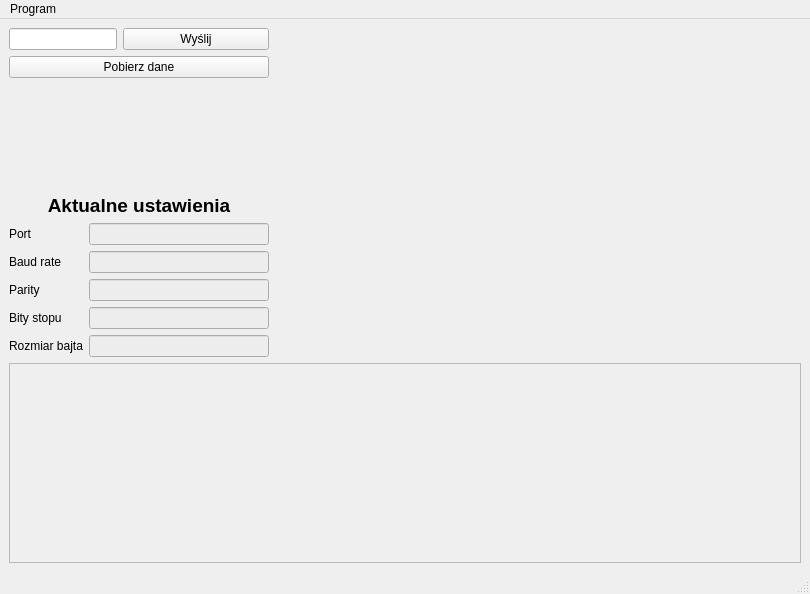
Before: the Qt Designer form ui/mainwindow.ui in p4r4noj4/spectroscope-connector, drawn with Qt 5.
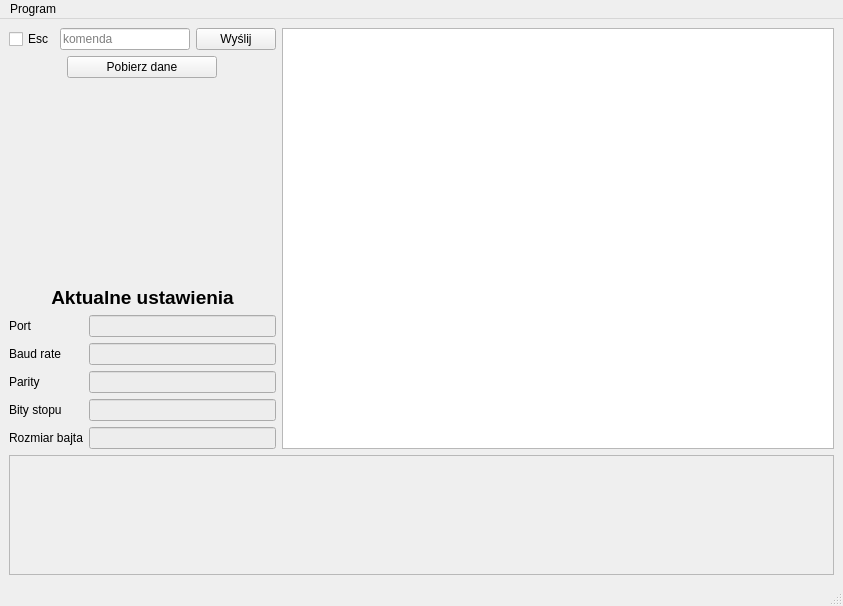
After: the same form once the commit is applied. Custom widgets are drawn as their Qt base class.

Diff of the .ui file:
```diff
--- a/ui/mainwindow.ui
+++ b/ui/mainwindow.ui
@@ -6,8 +6,8 @@
    <rect>
     <x>0</x>
     <y>0</y>
-    <width>810</width>
-    <height>594</height>
+    <width>843</width>
+    <height>606</height>
    </rect>
   </property>
   <property name="sizePolicy">
@@ -24,50 +24,7 @@
   </property>
   <widget class="QWidget" name="centralwidget">
    <layout class="QGridLayout" name="gridLayout_2">
-    <item row="0" column="0" rowspan="2">
-     <layout class="QGridLayout" name="gridLayout">
-      <item row="1" column="1">
-       <spacer name="horizontalSpacer_2">
-        <property name="orientation">
-         <enum>Qt::Horizontal</enum>
-        </property>
-        <property name="sizeHint" stdset="0">
-         <size>
-          <width>40</width>
-          <height>20</height>
-         </size>
-        </property>
-       </spacer>
-      </item>
-      <item row="1" column="2">
-       <spacer name="horizontalSpacer">
-        <property name="orientation">
-         <enum>Qt::Horizontal</enum>
-        </property>
-        <property name="sizeHint" stdset="0">
-         <size>
-          <width>40</width>
-          <height>20</height>
-         </size>
-        </property>
-       </spacer>
-      </item>
-      <item row="1" column="0">
-       <layout class="QGridLayout" name="gridLayout_3">
-        <item row="2" column="0">
-         <spacer name="verticalSpacer">
-          <property name="orientation">
-           <enum>Qt::Vertical</enum>
-          </property>
-          <property name="sizeHint" stdset="0">
-           <size>
-            <width>20</width>
-            <height>40</height>
-           </size>
-          </property>
-         </spacer>
-        </item>
-        <item row="3" column="0">
+    <item row="4" column="0" colspan="2">
          <layout class="QGridLayout" name="gridLayout_4">
           <property name="horizontalSpacing">
            <number>-1</number>
@@ -84,6 +41,12 @@
             <property name="enabled">
              <bool>false</bool>
             </property>
+        <property name="minimumSize">
+         <size>
+          <width>150</width>
+          <height>0</height>
+         </size>
+        </property>
             <property name="palette">
              <palette>
               <active>
@@ -189,6 +152,12 @@
             <property name="enabled">
              <bool>false</bool>
             </property>
+        <property name="minimumSize">
+         <size>
+          <width>150</width>
+          <height>0</height>
+         </size>
+        </property>
             <property name="palette">
              <palette>
               <active>
@@ -301,6 +270,12 @@
             <property name="enabled">
              <bool>false</bool>
             </property>
+        <property name="minimumSize">
+         <size>
+          <width>150</width>
+          <height>0</height>
+         </size>
+        </property>
             <property name="palette">
              <palette>
               <active>
@@ -406,6 +381,12 @@
             <property name="enabled">
              <bool>false</bool>
             </property>
+        <property name="minimumSize">
+         <size>
+          <width>150</width>
+          <height>0</height>
+         </size>
+        </property>
             <property name="palette">
              <palette>
               <active>
@@ -507,6 +488,12 @@
             <property name="enabled">
              <bool>false</bool>
             </property>
+        <property name="minimumSize">
+         <size>
+          <width>150</width>
+          <height>0</height>
+         </size>
+        </property>
             <property name="palette">
              <palette>
               <active>
@@ -624,22 +611,54 @@
           </item>
          </layout>
         </item>
+    <item row="0" column="0" colspan="2">
+     <layout class="QGridLayout" name="gridLayout_5">
         <item row="0" column="0">
-         <layout class="QFormLayout" name="formLayout">
-          <item row="0" column="0">
-           <widget class="QLineEdit" name="commandText"/>
-          </item>
-          <item row="0" column="1">
+       <widget class="QCheckBox" name="checkBoxEsc">
+        <property name="text">
+         <string>Esc</string>
+        </property>
+       </widget>
+      </item>
+      <item row="0" column="2">
            <widget class="QPushButton" name="commandSendButton">
+        <property name="maximumSize">
+         <size>
+          <width>80</width>
+          <height>16777215</height>
+         </size>
+        </property>
             <property name="text">
              <string>Wyślij</string>
             </property>
            </widget>
           </item>
-         </layout>
-        </item>
-        <item row="1" column="0">
+      <item row="0" column="1">
+       <widget class="QLineEdit" name="commandText">
+        <property name="minimumSize">
+         <size>
+          <width>130</width>
+          <height>0</height>
+         </size>
+        </property>
+        <property name="placeholderText">
+         <string>komenda</string>
+        </property>
+       </widget>
+      </item>
+      <item row="1" column="0" colspan="3">
+       <layout class="QGridLayout" name="gridLayout_3">
+        <item row="0" column="0">
          <widget class="QPushButton" name="openLoadData">
+          <property name="maximumSize">
+           <size>
+            <width>150</width>
+            <height>16777215</height>
+           </size>
+          </property>
+          <property name="layoutDirection">
+           <enum>Qt::LeftToRight</enum>
+          </property>
           <property name="text">
            <string>Pobierz dane</string>
           </property>
@@ -647,7 +666,25 @@
         </item>
        </layout>
       </item>
-      <item row="3" column="0" colspan="3">
+     </layout>
+    </item>
+    <item row="0" column="2" rowspan="5">
+     <widget class="PlotWidget" name="plotWidgetData">
+      <property name="sizePolicy">
+       <sizepolicy hsizetype="Expanding" vsizetype="MinimumExpanding">
+        <horstretch>0</horstretch>
+        <verstretch>0</verstretch>
+       </sizepolicy>
+      </property>
+      <property name="minimumSize">
+       <size>
+        <width>500</width>
+        <height>284</height>
+       </size>
+      </property>
+     </widget>
+    </item>
+    <item row="5" column="0" colspan="3">
        <widget class="QPlainTextEdit" name="dataReceived">
         <property name="enabled">
          <bool>false</bool>
@@ -655,18 +692,29 @@
         <property name="minimumSize">
          <size>
           <width>0</width>
-          <height>150</height>
+        <height>120</height>
          </size>
         </property>
         <property name="maximumSize">
          <size>
           <width>16777215</width>
-          <height>200</height>
+        <height>120</height>
          </size>
         </property>
        </widget>
       </item>
-     </layout>
+    <item row="2" column="0" colspan="2">
+     <spacer name="verticalSpacer">
+      <property name="orientation">
+       <enum>Qt::Vertical</enum>
+      </property>
+      <property name="sizeHint" stdset="0">
+       <size>
+        <width>20</width>
+        <height>40</height>
+       </size>
+      </property>
+     </spacer>
     </item>
    </layout>
   </widget>
@@ -676,7 +724,7 @@
     <rect>
      <x>0</x>
      <y>0</y>
-     <width>810</width>
+     <width>843</width>
      <height>22</height>
     </rect>
    </property>
@@ -701,6 +749,13 @@
    </property>
   </action>
  </widget>
+ <customwidgets>
+  <customwidget>
+   <class>PlotWidget</class>
+   <extends>QGraphicsView</extends>
+   <header>pyqtgraph.h</header>
+  </customwidget>
+ </customwidgets>
  <resources/>
  <connections/>
 </ui>
```
Lines whose indentation alone changed are shown as unchanged.
